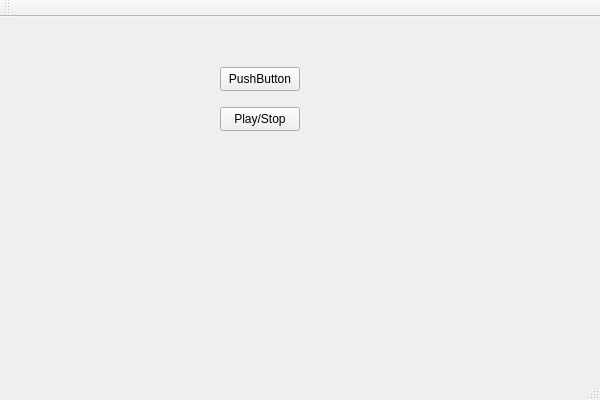
Old version of the form Floater/QtEditor/MainWindow.ui in the repository FinalPoopHead/CurtainCall3D.
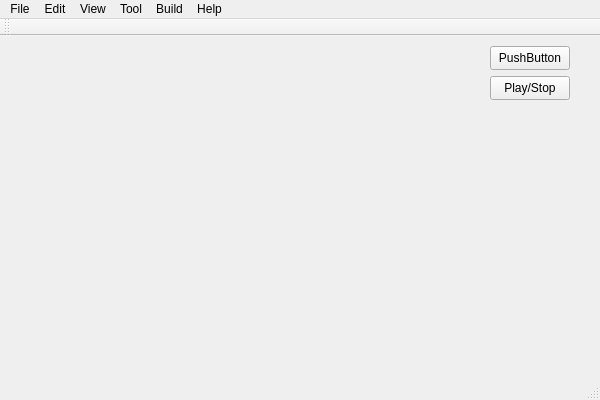
New version of the form.

Commit message: ads 적용한 테스트용 창 구현.

What changed in the file:
```diff
--- a/Floater/QtEditor/MainWindow.ui
+++ b/Floater/QtEditor/MainWindow.ui
@@ -17,8 +17,8 @@
    <widget class="QPushButton" name="playButton">
     <property name="geometry">
      <rect>
-      <x>220</x>
-      <y>90</y>
+      <x>490</x>
+      <y>40</y>
       <width>80</width>
       <height>24</height>
      </rect>
@@ -30,8 +30,8 @@
    <widget class="QPushButton" name="pushButton">
     <property name="geometry">
      <rect>
-      <x>220</x>
-      <y>50</y>
+      <x>490</x>
+      <y>10</y>
       <width>80</width>
       <height>24</height>
      </rect>
@@ -50,6 +50,46 @@
      <height>21</height>
     </rect>
    </property>
+   <widget class="QMenu" name="menuFile">
+    <property name="title">
+     <string>File</string>
+    </property>
+    <addaction name="actionExit"/>
+   </widget>
+   <widget class="QMenu" name="menuEdit">
+    <property name="title">
+     <string>Edit</string>
+    </property>
+   </widget>
+   <widget class="QMenu" name="menuView">
+    <property name="title">
+     <string>View</string>
+    </property>
+    <addaction name="actionScene"/>
+    <addaction name="actionGame"/>
+    <addaction name="actionOutput"/>
+   </widget>
+   <widget class="QMenu" name="menuTool">
+    <property name="title">
+     <string>Tool</string>
+    </property>
+   </widget>
+   <widget class="QMenu" name="menuBuild">
+    <property name="title">
+     <string>Build</string>
+    </property>
+   </widget>
+   <widget class="QMenu" name="menuHelp">
+    <property name="title">
+     <string>Help</string>
+    </property>
+   </widget>
+   <addaction name="menuFile"/>
+   <addaction name="menuEdit"/>
+   <addaction name="menuView"/>
+   <addaction name="menuTool"/>
+   <addaction name="menuBuild"/>
+   <addaction name="menuHelp"/>
   </widget>
   <widget class="QToolBar" name="mainToolBar">
    <attribute name="toolBarArea">
```
Left out of the diff: 29 changed lines with no effect on the pictures. The commit also changes 2 other files.
